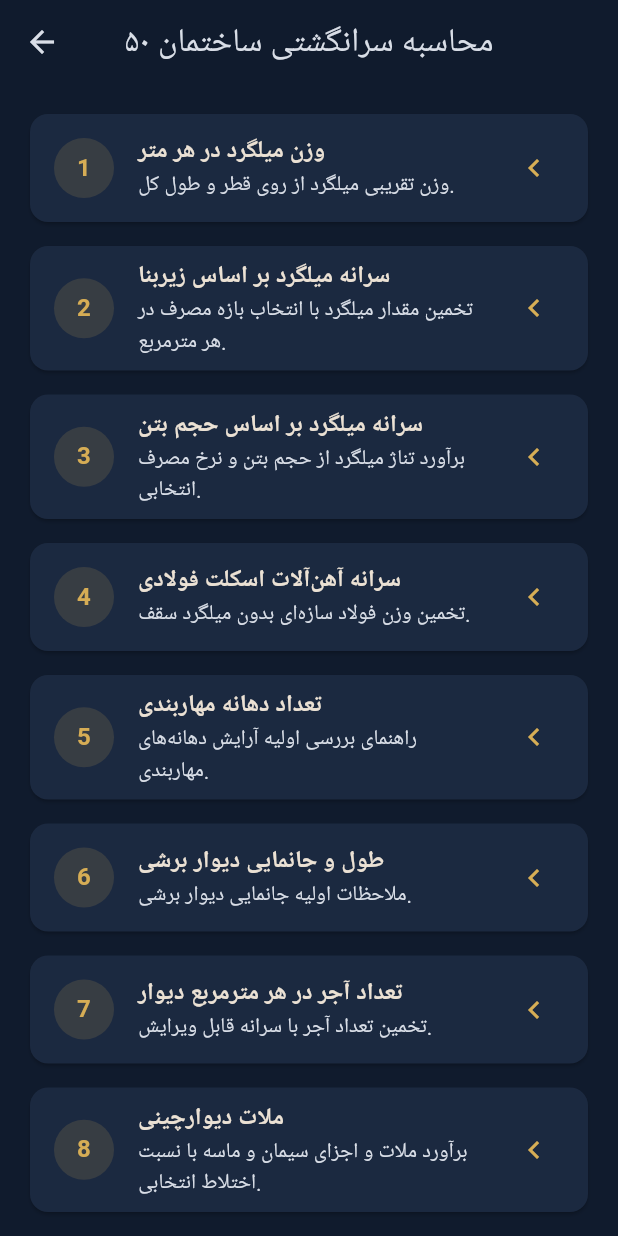
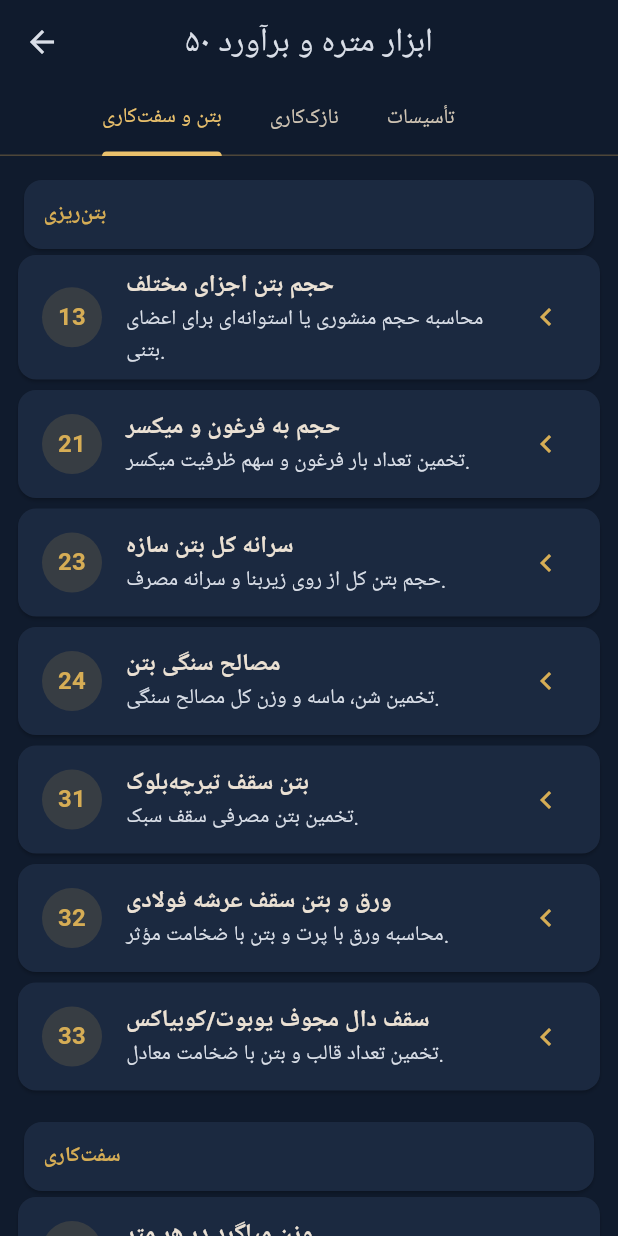
Before and after one commit to askalbasi-spec/MetreYar, a Flutter app: the QuickEstimatesPage screen opened directly, on a phone screen of 412 x 824 dp. Run offline on Flutter 3.47's test engine with Material 3 defaults, Android fonts, the phone set to English and light mode, and no system bars.

Commit message:
Organize estimate tools into five categories and three tabs

```diff
--- a/lib/quick_estimates.dart
+++ b/lib/quick_estimates.dart
@@ -89,35 +89,83 @@ const _estimates = <_EstimateSpec>[
   _EstimateSpec(id:50,title:'سیم‌کشی و تجهیزات برق',description:'تخمین طول سیم و تعداد کلید و پریز و تابلو.',formula:'زیربنا × سرانه سیم',inputs:[_InputSpec('area','زیربنا','مترمربع'),_InputSpec('rate','سرانه سیم','متر بر مترمربع',initial:'5'),_InputSpec('points','تعداد کلید و پریز','عدد',initial:'30')],resultUnit:'متر سیم و عدد تجهیزات',warning:'طول واقعی به تعداد مدارها، رشته‌ها، مسیرها و نقشه برق وابسته است.'),
 ];
 
+String _categoryForEstimate(int id) {
+  if (<int>{13, 21, 23, 24, 31, 32, 33}.contains(id)) return 'بتن‌ریزی';
+  if (<int>{1, 2, 3, 4, 5, 6, 7, 8, 11, 12, 14, 15, 16, 17, 22, 25, 29, 30, 34, 35, 36, 37}.contains(id)) return 'سفت‌کاری';
+  if (<int>{9, 10, 18, 19, 20, 26, 27, 40, 41, 42, 43, 44, 45, 46, 47}.contains(id)) return 'نازک‌کاری';
+  if (<int>{28, 38, 39, 48, 49}.contains(id)) return 'تأسیسات مکانیکی';
+  return 'تأسیسات برقی';
+}
+
 class QuickEstimatesPage extends StatelessWidget {
   const QuickEstimatesPage({super.key});
 
   @override
   Widget build(BuildContext context) {
-    return Scaffold(
-      appBar: AppBar(title: const Text('۵۰ محاسبه سرانگشتی ساختمان')),
-      body: ListView.separated(
-        padding: const EdgeInsets.all(16),
-        itemCount: _estimates.length,
-        separatorBuilder: (_, __) => const SizedBox(height: 8),
-        itemBuilder: (context, index) {
-          final item = _estimates[index];
-          return Card(
+    return DefaultTabController(
+      length: 3,
+      child: Scaffold(
+        appBar: AppBar(
+          title: const Text('۵۰ ابزار متره و برآورد'),
+          bottom: const TabBar(
+            isScrollable: true,
+            tabs: [
+              Tab(text: 'بتن و سفت‌کاری'),
+              Tab(text: 'نازک‌کاری'),
+              Tab(text: 'تأسیسات'),
+            ],
+          ),
+        ),
+        body: const TabBarView(
+          children: [
+            _EstimateTabGroup(categories: ['بتن‌ریزی', 'سفت‌کاری']),
+            _EstimateTabGroup(categories: ['نازک‌کاری']),
+            _EstimateTabGroup(categories: ['تأسیسات مکانیکی', 'تأسیسات برقی']),
+          ],
+        ),
+      ),
+    );
+  }
+}
+
+class _EstimateTabGroup extends StatelessWidget {
+  const _EstimateTabGroup({required this.categories});
+  final List<String> categories;
+
+  @override
+  Widget build(BuildContext context) {
+    return ListView(
+      padding: const EdgeInsets.all(12),
+      children: [
+        for (final category in categories) ...[
+          Card(
+            child: Padding(
+              padding: const EdgeInsets.all(13),
+              child: Text(category, style: const TextStyle(color: _gold, fontWeight: FontWeight.bold)),
+            ),
+          ),
+          for (final item in _estimates.where((e) => _categoryForEstimate(e.id) == category))
+            Card(
+              margin: const EdgeInsets.only(bottom: 7),
               child: ListTile(
                 leading: CircleAvatar(
                   backgroundColor: _gold.withValues(alpha: .15),
                   child: Text('${item.id}', style: const TextStyle(color: _gold, fontWeight: FontWeight.bold)),
                 ),
                 title: Text(item.title, style: const TextStyle(fontWeight: FontWeight.bold)),
-              subtitle: Text(item.description, style: const TextStyle(color: _silver)),
+                subtitle: Text(
+                  item.inputs.isEmpty ? 'راهنمای مهندسی — بدون محاسبه عددی' : item.description,
+                  style: const TextStyle(color: _silver),
+                ),
                 trailing: const Icon(Icons.chevron_left, color: _gold),
                 onTap: () => Navigator.of(context).push(MaterialPageRoute<void>(
                   builder: (_) => _EstimateDetailPage(spec: item),
                 )),
               ),
-          );
-        },
             ),
+          const SizedBox(height: 10),
+        ],
+      ],
     );
   }
 }
```
Lines whose indentation alone changed are shown as unchanged.
